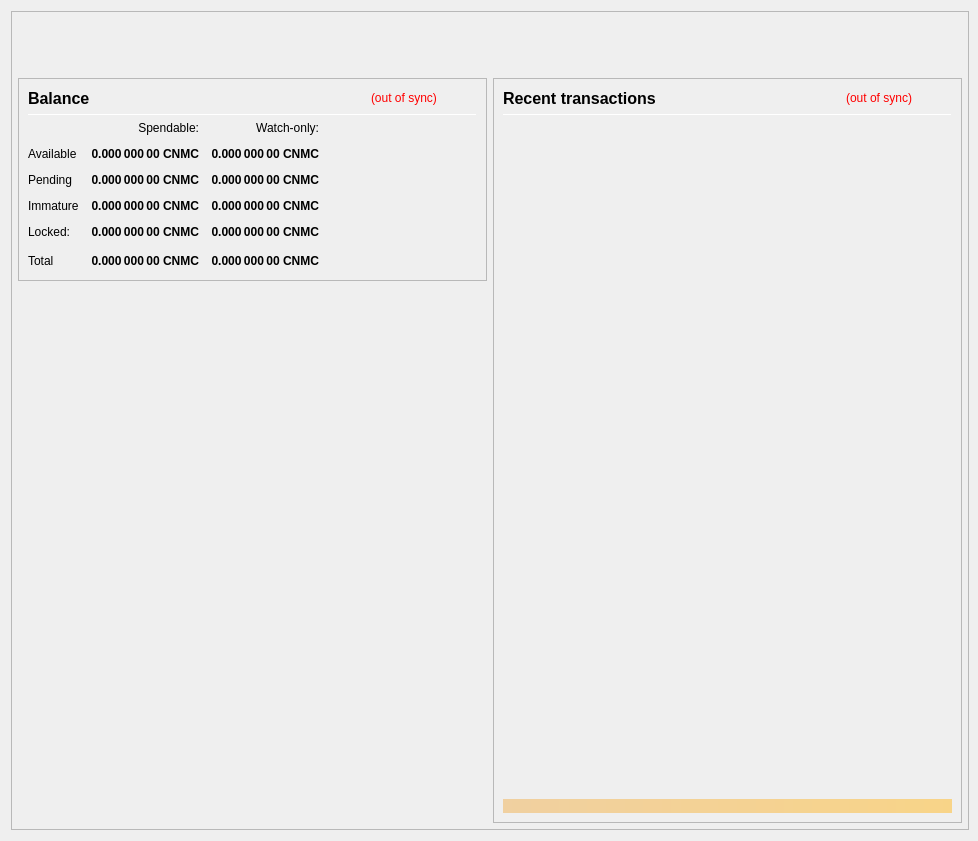
The window that src/qt/forms/overviewpage.ui (cryptonodes-core/cryptonodes-core) describes before a commit, drawn with Qt 5.
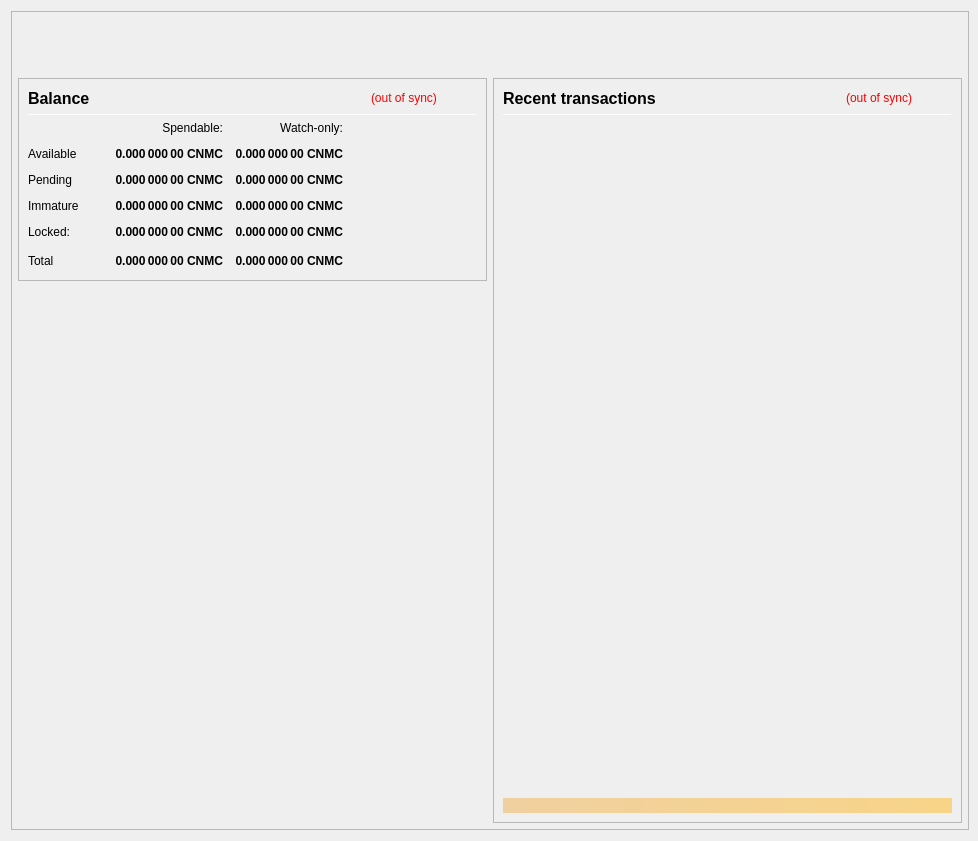
The same window after the commit.

The edit to the form file:
```diff
--- a/src/qt/forms/overviewpage.ui
+++ b/src/qt/forms/overviewpage.ui
@@ -4,8 +4,6 @@
  <widget class="QWidget" name="OverviewPage">
   <property name="geometry">
    <rect>
-    <x>0</x>
-    <y>0</y>
     <width>978</width>
     <height>841</height>
    </rect>
@@ -143,6 +141,12 @@
         </item>
         <item>
          <widget class="QFrame" name="frame_Content">
+          <property name="minimumSize">
+           <size>
+            <width>250</width>
+            <height>150</height>
+           </size>
+          </property>
           <layout class="QVBoxLayout" name="verticalLayout_Content">
            <property name="leftMargin">
             <number>6</number>
@@ -165,6 +169,12 @@
               <layout class="QVBoxLayout" name="verticalLayout_left" stretch="0,0">
                <item>
                 <widget class="QFrame" name="frameBalances">
+                 <property name="minimumSize">
+                  <size>
+                   <width>250</width>
+                   <height>100</height>
+                  </size>
+                 </property>
                  <property name="frameShape">
                   <enum>QFrame::StyledPanel</enum>
                  </property>
@@ -257,6 +267,12 @@
                     </property>
                     <item row="0" column="1">
                      <widget class="QLabel" name="labelSpendable">
+                      <property name="minimumSize">
+                       <size>
+                        <width>75</width>
+                        <height>10</height>
+                       </size>
+                      </property>
                       <property name="text">
                        <string>Spendable:</string>
                       </property>
@@ -267,6 +283,12 @@
                     </item>
                     <item row="0" column="2">
                      <widget class="QLabel" name="labelWatchonly">
+                      <property name="minimumSize">
+                       <size>
+                        <width>75</width>
+                        <height>10</height>
+                       </size>
+                      </property>
                       <property name="text">
                        <string>Watch-only:</string>
                       </property>
@@ -277,6 +299,12 @@
                     </item>
                     <item row="1" column="0">
                      <widget class="QLabel" name="labelAvailableText">
+                      <property name="minimumSize">
+                       <size>
+                        <width>40</width>
+                        <height>10</height>
+                       </size>
+                      </property>
                       <property name="text">
                        <string>Available</string>
                       </property>
@@ -287,6 +315,12 @@
                     </item>
                     <item row="1" column="1">
                      <widget class="QLabel" name="labelAvailable">
+                      <property name="minimumSize">
+                       <size>
+                        <width>75</width>
+                        <height>10</height>
+                       </size>
+                      </property>
                       <property name="font">
                        <font>
                         <weight>75</weight>
@@ -312,6 +346,12 @@
                     </item>
                     <item row="1" column="2">
                      <widget class="QLabel" name="labelWatchAvailable">
+                      <property name="minimumSize">
+                       <size>
+                        <width>75</width>
+                        <height>10</height>
+                       </size>
+                      </property>
                       <property name="font">
                        <font>
                         <weight>75</weight>
@@ -337,6 +377,12 @@
                     </item>
                     <item row="2" column="0">
                      <widget class="QLabel" name="labelPendingText">
+                      <property name="minimumSize">
+                       <size>
+                        <width>40</width>
+                        <height>10</height>
+                       </size>
+                      </property>
                       <property name="text">
                        <string>Pending</string>
                       </property>
@@ -347,6 +393,12 @@
                     </item>
                     <item row="2" column="1">
                      <widget class="QLabel" name="labelPending">
+                      <property name="minimumSize">
+                       <size>
+                        <width>75</width>
+                        <height>10</height>
+                       </size>
+                      </property>
                       <property name="font">
                        <font>
                         <weight>75</weight>
@@ -372,6 +424,12 @@
                     </item>
                     <item row="2" column="2">
                      <widget class="QLabel" name="labelWatchPending">
+                      <property name="minimumSize">
+                       <size>
+                        <width>75</width>
+                        <height>10</height>
+                       </size>
+                      </property>
                       <property name="font">
                        <font>
                         <weight>75</weight>
@@ -397,6 +455,12 @@
                     </item>
                     <item row="3" column="0">
                      <widget class="QLabel" name="labelImmatureText">
+                      <property name="minimumSize">
+                       <size>
+                        <width>40</width>
+                        <height>10</height>
+                       </size>
+                      </property>
                       <property name="text">
                        <string>Immature</string>
                       </property>
@@ -407,6 +471,12 @@
                     </item>
                     <item row="3" column="1">
                      <widget class="QLabel" name="labelImmature">
+                      <property name="minimumSize">
+                       <size>
+                        <width>75</width>
+                        <height>10</height>
+                       </size>
+                      </property>
                       <property name="font">
                        <font>
                         <weight>75</weight>
@@ -432,6 +502,12 @@
                     </item>
                     <item row="3" column="2">
                      <widget class="QLabel" name="labelWatchImmature">
+                      <property name="minimumSize">
+                       <size>
+                        <width>75</width>
+                        <height>10</height>
+                       </size>
+                      </property>
                       <property name="font">
                        <font>
                         <weight>75</weight>
@@ -457,6 +533,12 @@
                     </item>
                     <item row="4" column="0">
                      <widget class="QLabel" name="labelLockedText">
+                      <property name="minimumSize">
+                       <size>
+                        <width>40</width>
+                        <height>10</height>
+                       </size>
+                      </property>
                       <property name="toolTip">
                        <string>Locked CNMC or Masternode collaterals.</string>
                       </property>
@@ -467,6 +549,12 @@
                     </item>
                     <item row="4" column="1">
                      <widget class="QLabel" name="labelLocked">
+                      <property name="minimumSize">
+                       <size>
+                        <width>75</width>
+                        <height>10</height>
+                       </size>
+                      </property>
                       <property name="font">
                        <font>
                         <weight>75</weight>
@@ -492,6 +580,12 @@
                     </item>
                     <item row="4" column="2">
                      <widget class="QLabel" name="labelWatchLocked">
+                      <property name="minimumSize">
+                       <size>
+                        <width>75</width>
+                        <height>10</height>
+                       </size>
+                      </property>
                       <property name="font">
                        <font>
                         <weight>75</weight>
@@ -517,6 +611,12 @@
                     </item>
                     <item row="5" column="0">
                      <widget class="QLabel" name="labelTotalText">
+                      <property name="minimumSize">
+                       <size>
+                        <width>75</width>
+                        <height>10</height>
+                       </size>
+                      </property>
                       <property name="text">
                        <string>Total</string>
                       </property>
@@ -527,6 +627,12 @@
                     </item>
                     <item row="5" column="1">
                      <widget class="QLabel" name="labelTotal">
+                      <property name="minimumSize">
+                       <size>
+                        <width>70</width>
+                        <height>10</height>
+                       </size>
+                      </property>
                       <property name="font">
                        <font>
                         <weight>75</weight>
@@ -552,6 +658,12 @@
                     </item>
                     <item row="5" column="2">
                      <widget class="QLabel" name="labelWatchTotal">
+                      <property name="minimumSize">
+                       <size>
+                        <width>75</width>
+                        <height>10</height>
+                       </size>
+                      </property>
                       <property name="font">
                        <font>
                         <weight>75</weight>
@@ -614,8 +726,8 @@
                 <widget class="QFrame" name="frame_RecentTransactions">
                  <property name="minimumSize">
                   <size>
-                   <width>0</width>
-                   <height>0</height>
+                   <width>150</width>
+                   <height>200</height>
                   </size>
                  </property>
                  <property name="frameShape">
@@ -746,6 +858,12 @@
                   </item>
                   <item>
                    <widget class="QLabel" name="labelAlerts">
+                    <property name="minimumSize">
+                     <size>
+                      <width>150</width>
+                      <height>15</height>
+                     </size>
+                    </property>
                     <property name="maximumSize">
                      <size>
                       <width>16777215</width>
```
Left out of the diff: 32 changed lines with no effect on the pictures.
